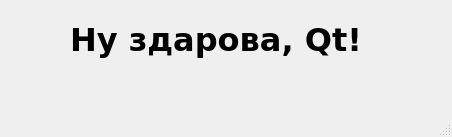
Fenrigore/Qt_Napominatel, file mainwindow.ui: the form before one commit.
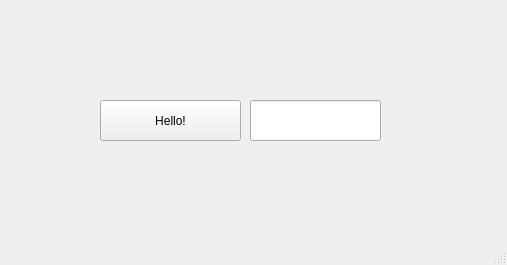
The form after the commit.

Commit message: Первые кнопки и вывод текста

The edit to the form file:
```diff
--- a/mainwindow.ui
+++ b/mainwindow.ui
@@ -6,8 +6,8 @@
    <rect>
     <x>0</x>
     <y>0</y>
-    <width>452</width>
-    <height>137</height>
+    <width>507</width>
+    <height>265</height>
    </rect>
   </property>
   <property name="windowTitle">
@@ -17,16 +17,16 @@
    <widget class="QLabel" name="lbl_my_text">
     <property name="geometry">
      <rect>
-      <x>70</x>
+      <x>0</x>
       <y>0</y>
-      <width>311</width>
+      <width>501</width>
       <height>81</height>
      </rect>
     </property>
     <property name="font">
      <font>
       <family>Verdana</family>
-      <pointsize>16</pointsize>
+      <pointsize>32</pointsize>
      </font>
     </property>
     <property name="frameShape">
@@ -36,7 +36,33 @@
      <enum>QFrame::Shadow::Plain</enum>
     </property>
     <property name="text">
-     <string>&lt;html&gt;&lt;head/&gt;&lt;body&gt;&lt;p&gt;&lt;span style=&quot; font-size:24pt; font-weight:700;&quot;&gt;Ну здарова, Qt!&lt;/span&gt;&lt;/p&gt;&lt;/body&gt;&lt;/html&gt;</string>
+     <string/>
+    </property>
+    <property name="alignment">
+     <set>Qt::AlignmentFlag::AlignCenter</set>
+    </property>
+   </widget>
+   <widget class="QPushButton" name="btn_hello">
+    <property name="geometry">
+     <rect>
+      <x>100</x>
+      <y>100</y>
+      <width>141</width>
+      <height>41</height>
+     </rect>
+    </property>
+    <property name="text">
+     <string>Hello!</string>
+    </property>
+   </widget>
+   <widget class="QLineEdit" name="le_name">
+    <property name="geometry">
+     <rect>
+      <x>250</x>
+      <y>100</y>
+      <width>131</width>
+      <height>41</height>
+     </rect>
     </property>
    </widget>
   </widget>
```
Left out of the diff: 4 changed lines with no effect on the pictures. The commit also changes 2 other files.
